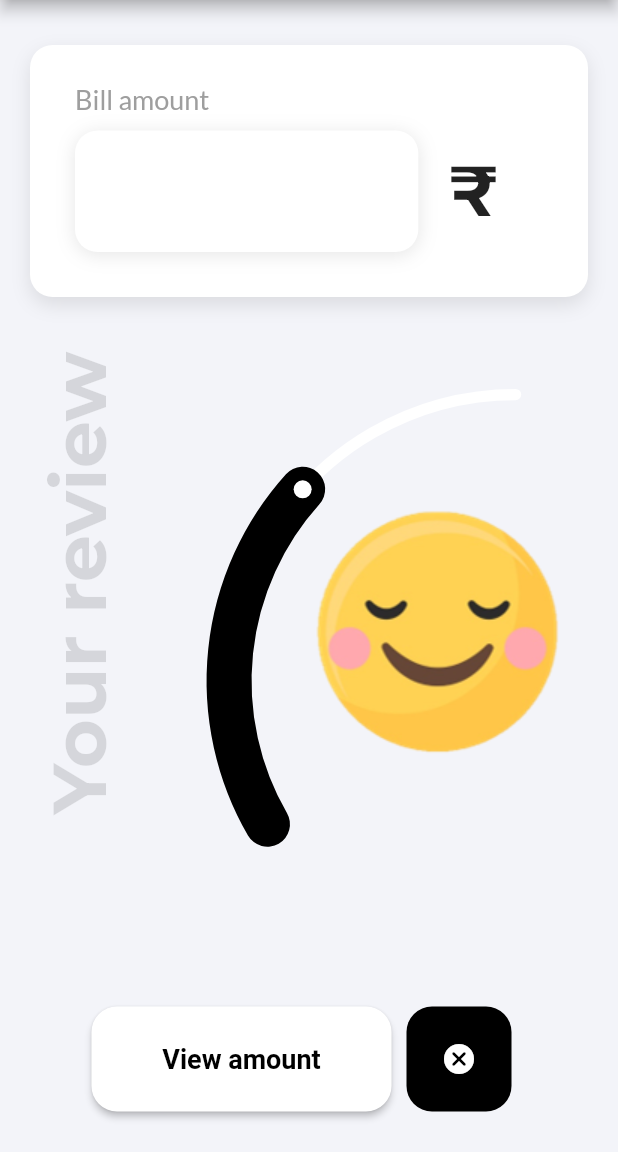
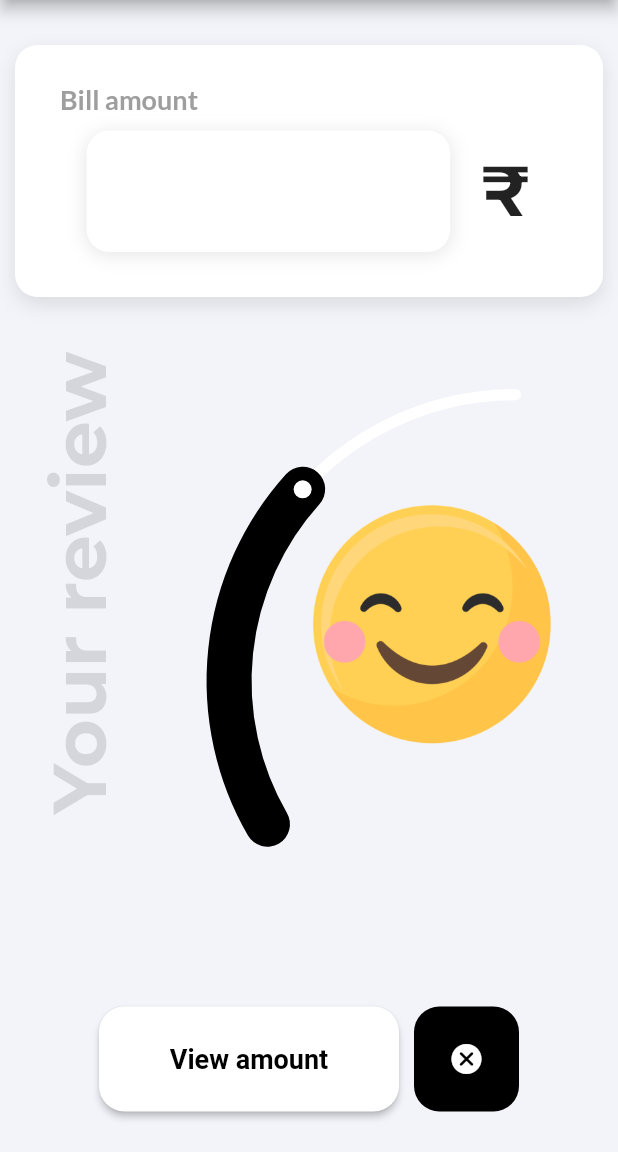
Before and after one commit to Maanaav/Tipex, a Flutter app: the calculator screen opened directly, on a phone screen of 412 x 824 dp, the part 84-1236 px from its top. Run offline on Flutter 3.47's test engine with Material 2 defaults, Android fonts, the phone set to English and light mode, and no system bars; drawn by our look-alikes of sleek_circular_slider; our stand-ins replace dio, flutter_dotenv, flutter_spinkit, geolocator, google_fonts, google_maps_flutter and 3 more; missing offline and left inert: dart:ffi; network calls fail.

```diff
--- a/lib/calculator.dart
+++ b/lib/calculator.dart
@@ -114,7 +114,7 @@ class _calculatorState extends State<calculator> {
               children: [
                 Padding(
                   padding:
-                      const EdgeInsets.symmetric(horizontal: 20, vertical: 30),
+                      const EdgeInsets.symmetric(horizontal: 10, vertical: 30),
                   child: Container(
                     decoration: BoxDecoration(
                         color: Colors.white,
@@ -134,16 +134,18 @@ class _calculatorState extends State<calculator> {
                           child: Text(
                             "Bill amount",
                             style: GoogleFonts.lato(
-                                textStyle: TextStyle(fontSize: 18),
+                                textStyle: TextStyle(fontSize: 18, fontWeight: FontWeight.bold),
                                 color: Colors.grey),
                           ),
                         ),
                         Padding(
                           padding: const EdgeInsets.all(10.0),
                           child: Row(
+                            crossAxisAlignment: CrossAxisAlignment.center,
+                            mainAxisAlignment: MainAxisAlignment.center,
                             children: [
                               Container(
-                                width: MediaQuery.of(context).size.width / 1.8,
+                                width: MediaQuery.of(context).size.width / 1.7,
                                 padding: EdgeInsets.symmetric(horizontal: 10),
                                 decoration: BoxDecoration(
                                     color: Colors.white,
@@ -195,13 +197,12 @@ class _calculatorState extends State<calculator> {
                         left: MediaQuery.of(context).size.width / 3.5,
                         child: Container(
                           padding: EdgeInsets.all(20),
-                            child: Expanded(
                           child: SleekCircularSlider(
                             max: 100,
                             appearance: CircularSliderAppearance(
                                 angleRange: 120,
-                                    customWidths: CustomSliderWidths(
-                                        progressBarWidth: 30),
+                                customWidths:
+                                    CustomSliderWidths(progressBarWidth: 30),
                                 size: MediaQuery.of(context).size.width,
                                 customColors: CustomSliderColors(
                                     trackColor: Colors.white,
@@ -232,20 +233,31 @@ class _calculatorState extends State<calculator> {
                               // use your custom widget inside the slider (gets a slider value from the callback)
                             },
                           ),
-                            )),
+                        ),
                       ),
                       Positioned(
                         left: MediaQuery.of(context).size.width / 2,
                         top: MediaQuery.of(context).size.height / 8,
                         child: Container(
                           child: globals.yourRating < 30
-                              ? Image.asset("assets/images/Worst.png")
+                              ? Image.asset(
+                                  "assets/images/Worst.png",
+                                  height: 170,
+                                )
                               : globals.yourRating < 50
-                                  ? Image.asset("assets/images/Cry.png")
+                                  ? Image.asset(
+                                      "assets/images/Satisfactory.png",
+                                      height: 170,
+                                    )
                                   : globals.yourRating < 70
                                       ? Image.asset(
-                                          "assets/images/Satisfactory.png")
-                                      : Image.asset("assets/images/Love.png"),
+                                          "assets/images/Good.png",
+                                          height: 170,
+                                        )
+                                      : Image.asset(
+                                          "assets/images/Love.png",
+                                          height: 170,
+                                        ),
                         ),
                       ),
                       Positioned(
@@ -320,7 +332,7 @@ class _calculatorState extends State<calculator> {
                                 ),
                               ),
                               Padding(
-                                padding: EdgeInsets.symmetric(horizontal: 10),
+                                padding: EdgeInsets.only(left: 10),
                                 child: Container(
                                   width: 70,
                                   height: 70,
@@ -383,15 +395,17 @@ class _calculatorState extends State<calculator> {
         context: context,
         builder: (context) {
           return Container(
+            padding: EdgeInsets.all(20),
             height: MediaQuery.of(context).size.height / 3,
-            padding: EdgeInsets.all(20),
             //color: Colors.transparent,
             decoration: BoxDecoration(
               borderRadius: BorderRadius.only(
                   topLeft: Radius.circular(40), topRight: Radius.circular(40)),
               color: Colors.white,
             ),
-            child: Column(
+            child: ListView(
+              children: [
+                Column(
                   children: <Widget>[
                     Text(
                       "Total bill",
@@ -500,6 +514,8 @@ class _calculatorState extends State<calculator> {
                     )
                   ],
                 ),
+              ],
+            ),
           );
         });
   }
--- a/lib/main.dart
+++ b/lib/main.dart
@@ -1,6 +1,7 @@
 import 'dart:ffi';
 
 import 'package:Tipex/calculator.dart';
+import 'package:Tipex/load.dart';
 import 'package:dio/dio.dart';
 import 'package:flutter/material.dart';
 import 'package:flutter/services.dart';
@@ -11,6 +12,7 @@ import 'package:google_fonts/google_fonts.dart';
 import 'package:google_maps_flutter/google_maps_flutter.dart';
 import 'package:location/location.dart';
 import 'package:Tipex/globals.dart' as globals;
+import 'package:splashscreen/splashscreen.dart';
 
 void main() async {
   await DotEnv().load(".env");
@@ -44,7 +46,7 @@ class MyApp extends StatelessWidget {
 
         visualDensity: VisualDensity.adaptivePlatformDensity,
       ),
-      home: MyHomePage(title: 'TIPEX'),
+      home: load(),
     );
   }
 }
```
Also changed, not shown: lib/load.dart (added, +23 -0 lines), pubspec.yaml (+10 -1 lines), assets/icon/TipexIcon.png (added), assets/images/Cry.png (deleted), assets/images/Good.png (added), assets/images/Love.png, assets/images/Satisfactory.png, assets/images/Worst.png, pubspec.lock, 34 other files. Lines whose indentation alone changed are shown as unchanged.
